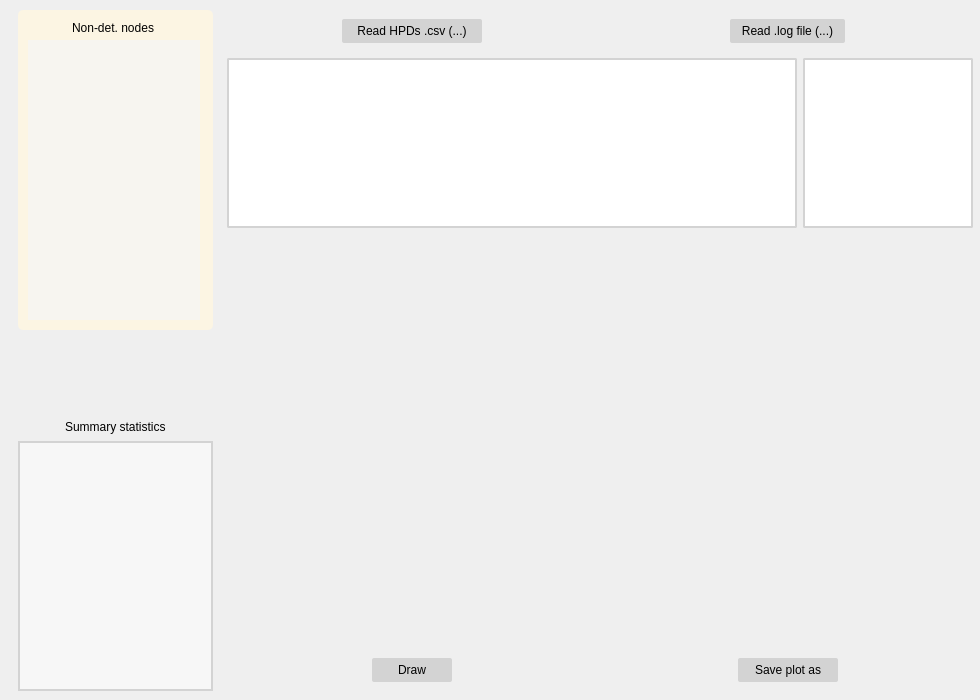
First picture: the form in src/phylojunction/interface/pysidegui/pjguipages/pjgui_pages.ui, repository fkmendes/PhyloJunction, before the edit.
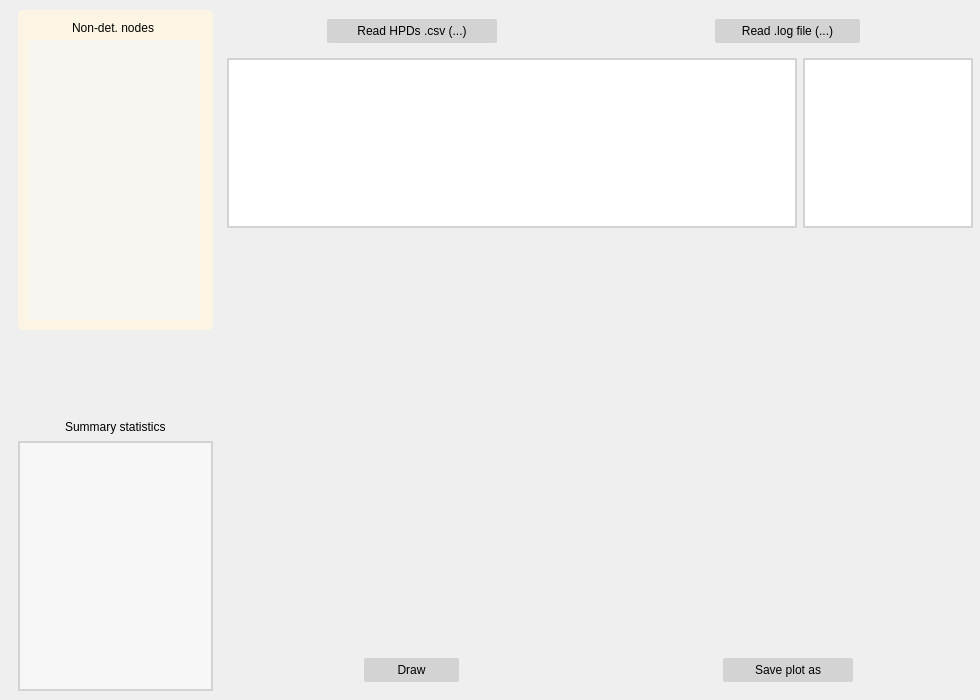
Second picture: the form after the edit. The open tabs and pages were chosen to show the change. Icons and pictures are not drawn. Custom widgets are drawn as their Qt base class.

Commit message: Add code for animating QPushButton

The edit to the form file:
```diff
--- a/src/phylojunction/interface/pysidegui/pjguipages/pjgui_pages.ui
+++ b/src/phylojunction/interface/pysidegui/pjguipages/pjgui_pages.ui
@@ -882,13 +882,13 @@
           <widget class="QPushButton" name="read_hpd_csv_button">
            <property name="minimumSize">
             <size>
-             <width>140</width>
+             <width>170</width>
              <height>24</height>
             </size>
            </property>
            <property name="maximumSize">
             <size>
-             <width>140</width>
+             <width>170</width>
              <height>24</height>
             </size>
            </property>
@@ -913,13 +913,13 @@
           <widget class="QPushButton" name="read_logfile_button">
            <property name="minimumSize">
             <size>
-             <width>115</width>
+             <width>145</width>
              <height>24</height>
             </size>
            </property>
            <property name="maximumSize">
             <size>
-             <width>115</width>
+             <width>145</width>
              <height>24</height>
             </size>
            </property>
@@ -1014,13 +1014,13 @@
           <widget class="QPushButton" name="draw_cov_button">
            <property name="minimumSize">
             <size>
-             <width>80</width>
+             <width>95</width>
              <height>24</height>
             </size>
            </property>
            <property name="maximumSize">
             <size>
-             <width>80</width>
+             <width>95</width>
              <height>24</height>
             </size>
            </property>
@@ -1045,13 +1045,13 @@
           <widget class="QPushButton" name="save_cov_button">
            <property name="minimumSize">
             <size>
-             <width>100</width>
+             <width>130</width>
              <height>24</height>
             </size>
            </property>
            <property name="maximumSize">
             <size>
-             <width>100</width>
+             <width>130</width>
              <height>24</height>
             </size>
            </property>
@@ -1323,6 +1323,11 @@
    <header>matplotlibwidget.h</header>
    <container>1</container>
   </customwidget>
+  <customwidget>
+   <class>PJClearPGMQPushButton</class>
+   <extends>QPushButton</extends>
+   <header>phylojunction.interface.pysidegui.pjguiwidgets.pj_buttons</header>
+  </customwidget>
  </customwidgets>
  <resources/>
  <connections/>
```
Left out of the diff: 28 changed lines with no effect on the pictures. The commit also changes 6 other files.
